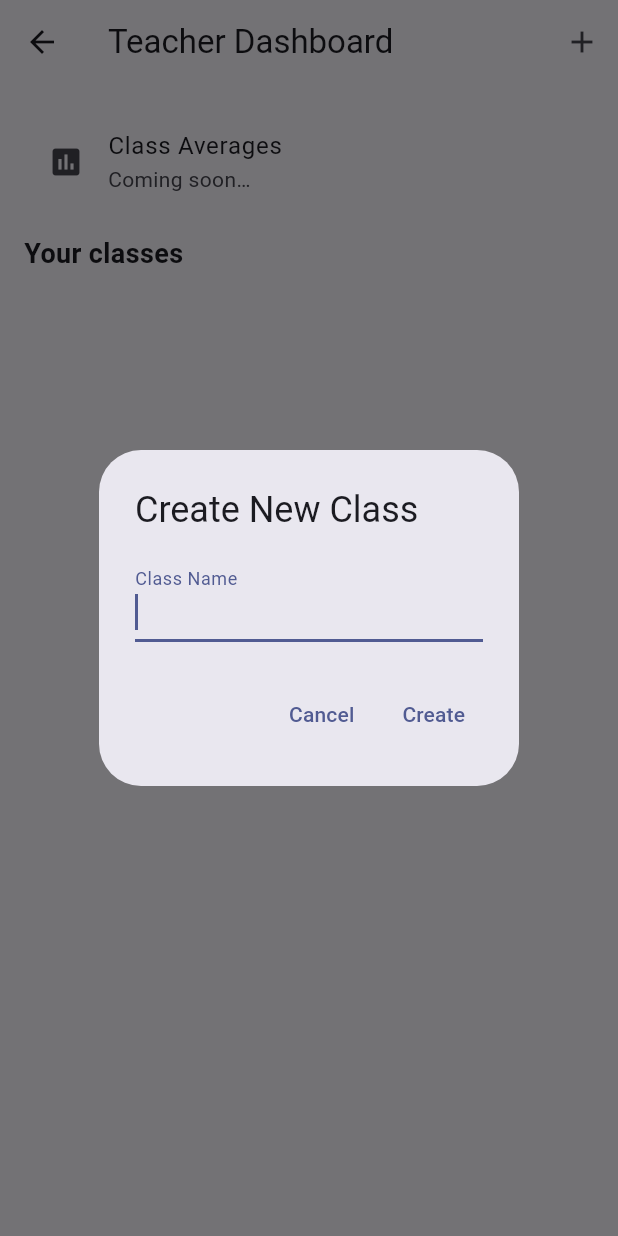
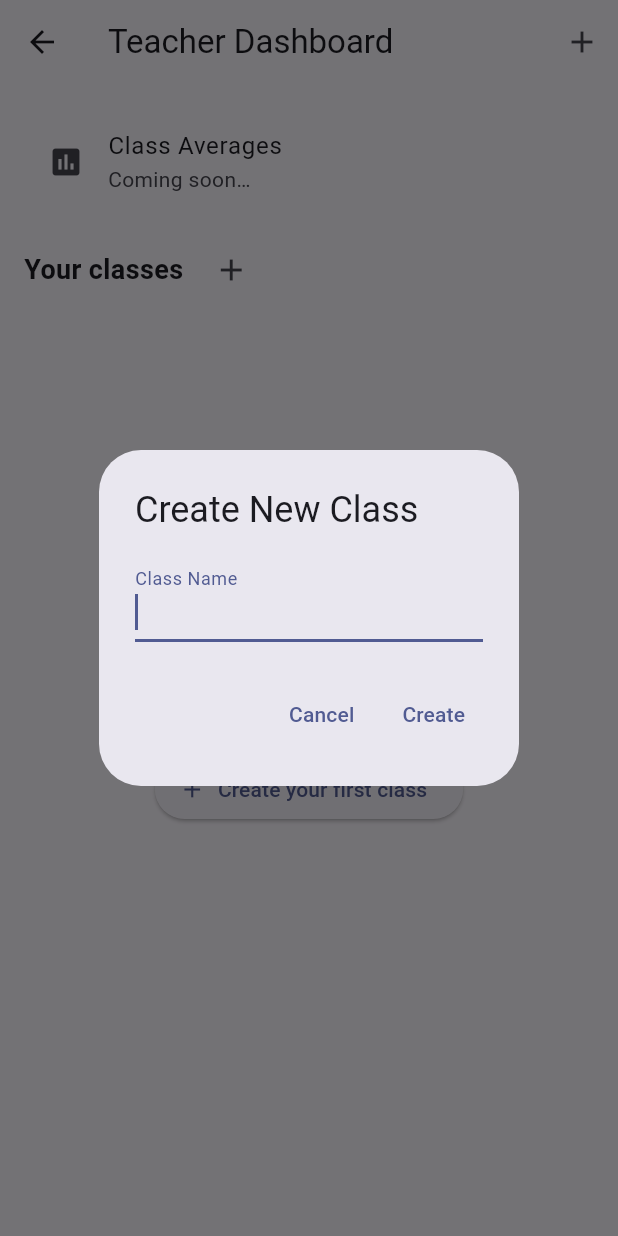
Before and after one commit to jasn17/CPSC_4150_ReadRight_App, a Flutter app: the TeacherDashboardScreen screen opened directly, after a tap on the "add" icon, on a phone screen of 412 x 824 dp. Run offline on Flutter 3.47's test engine with Material 3 defaults, Android fonts, the phone set to English and light mode, and no system bars; our stand-ins replace firebase_auth, firebase_core, firebase_database, shared_preferences, sqflite; accounts and stored records are empty.

Commit message:
Update to Teacher Dashboard and Word List
This push essentially just allows teachers to now add new classes to their dashboard (in addition to students). Additionally, the word lists are now separated on the word list screen so that each list is in a collapsable menu. This way, the UI looks much cleaner and doesn't list all of them out in an unclear fashion.

```diff
--- a/read_right_app/lib/models/word_list_model.dart
+++ b/read_right_app/lib/models/word_list_model.dart
@@ -20,33 +20,67 @@ class WordListModel extends ChangeNotifier {
   String? _selectedList;
   WordItem? _currentTarget;
 
-  List<String> get lists => _byList.keys.toList()..sort();
+  List<String> get lists => _byList.keys.toList()..sort(_naturalSort);
   String? get selectedList => _selectedList;
   List<WordItem> get wordsInSelected =>
       _selectedList == null ? [] : (_byList[_selectedList] ?? []);
   WordItem? get currentTarget => _currentTarget;
 
+  // Returns the words for a specific list without changing selection.
+  List<WordItem> wordsFor(String list) => _byList[list] ?? [];
+
   Future<void> loadFromAssets({String path = 'assets/seed_words.csv'}) async {
     final csv = await rootBundle.loadString(path);
-    // Expect CSV header: list,word,sentence (extra columns are ignored)
     final lines = const LineSplitter().convert(csv);
     if (lines.isEmpty) return;
-    final dataLines = (lines.first.toLowerCase().contains('list,word'))
-        ? lines.skip(1)
-        : lines;
 
+    // Detect format. If header looks like "list,word,sentence" use simple parser.
+    final hasSimpleHeader = lines.first.toLowerCase().contains('list,word');
+    if (hasSimpleHeader) {
+      final dataLines = lines.skip(1);
       for (final line in dataLines) {
         if (line.trim().isEmpty) continue;
         final parts = _safeSplitCsv(line);
         if (parts.isEmpty) continue;
-      final list = (parts.length > 0 ? parts[0] : 'Default').trim();
+        final list = (parts.isNotEmpty ? parts[0] : 'Default').trim();
         final word = (parts.length > 1 ? parts[1] : '').trim();
         final sentence = (parts.length > 2 ? parts[2] : '').trim();
         if (word.isEmpty) continue;
+        _byList.putIfAbsent(list, () => []).add(WordItem(list: list, word: word, sentence: sentence));
+      }
+    } else {
+      // Parse seed_words.csv format where lines like ",LIST N,..." mark section starts
+      String? currentList;
+      for (final rawLine in lines) {
+        final line = rawLine.trimRight();
+        if (line.isEmpty) continue;
+        final parts = _safeSplitCsv(line);
+        if (parts.isEmpty) continue;
 
-      final wi = WordItem(list: list, word: word, sentence: sentence);
-      _byList.putIfAbsent(list, () => []).add(wi);
+        // Identify a list marker in any column (commonly column 1)
+        final markerIndex = parts.indexWhere((p) => p.trim().toUpperCase().startsWith('LIST '));
+        if (markerIndex != -1) {
+          // Normalize title like "LIST 1" → "List 1"
+          final title = parts[markerIndex].trim();
+          currentList = title.substring(0, 1).toUpperCase() + title.substring(1).toLowerCase();
+          _byList.putIfAbsent(currentList, () => []);
+          continue;
         }
+
+        // If inside a list, collect non-empty tokens from all columns as words
+        if (currentList != null) {
+          for (final token in parts.map((p) => p.trim())) {
+            if (token.isEmpty) continue;
+            if (_isSectionToken(token)) continue; // skip markers like vowels or headers
+            // Add as a word with no sentence
+            _byList.putIfAbsent(currentList, () => []).add(
+              WordItem(list: currentList, word: token, sentence: ''),
+            );
+          }
+        }
+      }
+    }
+
     // Select the first list by default
     _selectedList ??= lists.isNotEmpty ? lists.first : null;
     notifyListeners();
@@ -81,4 +115,26 @@ class WordListModel extends ChangeNotifier {
     out.add(buf.toString());
     return out;
   }
+
+  bool _isSectionToken(String s) {
+    final u = s.toUpperCase();
+    if (u.startsWith('LIST ')) return true;
+    // Skip single vowel markers often present in the CSV
+    if (u.length == 1 && {'A', 'E', 'I', 'O', 'U'}.contains(u)) return true;
+    // Skip known headers
+    if ({'DOLCH', 'PHONICS BASIC', 'PHONICS/MINIMAL PAIRS'}.contains(u)) return true;
+    return false;
   }
+
+  int _naturalSort(String a, String b) {
+    // Sort "List 1", "List 2", ... numerically if possible, else lexicographically
+    int? numA;
+    int? numB;
+    final ra = RegExp(r'\d+').firstMatch(a);
+    final rb = RegExp(r'\d+').firstMatch(b);
+    if (ra != null) numA = int.tryParse(ra.group(0)!);
+    if (rb != null) numB = int.tryParse(rb.group(0)!);
+    if (numA != null && numB != null) return numA.compareTo(numB);
+    return a.compareTo(b);
+  }
+}
--- a/read_right_app/lib/screens/teacher_dashboard_screen.dart
+++ b/read_right_app/lib/screens/teacher_dashboard_screen.dart
@@ -50,10 +50,13 @@ class _TeacherDashboardScreenState extends State<TeacherDashboardScreen> {
     if (result == true && nameController.text.trim().isNotEmpty) {
       try {
         final authService = context.read<AuthModel>().authService;
-        await authService.createClass(
+        final newClassId = await authService.createClass(
           teacherUid: teacherUid,
           className: nameController.text.trim(),
         );
+        setState(() {
+          _selectedClassId = newClassId;
+        });
         _refresh();
         if (mounted) {
           ScaffoldMessenger.of(context).showSnackBar(
@@ -181,7 +184,17 @@ class _TeacherDashboardScreenState extends State<TeacherDashboardScreen> {
               subtitle: Text('Coming soon…'),
             ),
             const SizedBox(height: 12),
-            const Text('Your classes', style: TextStyle(fontSize: 18, fontWeight: FontWeight.bold)),
+            Row(
+              children: [
+                const Text('Your classes', style: TextStyle(fontSize: 18, fontWeight: FontWeight.bold)),
+                const SizedBox(width: 8),
+                IconButton(
+                  icon: const Icon(Icons.add),
+                  tooltip: 'Create Class',
+                  onPressed: () => _showCreateClassDialog(context, auth.uid ?? ''),
+                ),
+              ],
+            ),
             const SizedBox(height: 8),
             Expanded(
               key: ValueKey(_refreshKey),
@@ -194,7 +207,20 @@ class _TeacherDashboardScreenState extends State<TeacherDashboardScreen> {
                   if (snap.hasError) return Text('Error: ${snap.error}');
                   final classes = snap.data ?? [];
                   if (classes.isEmpty) {
-                    return const Center(child: Text('No classes yet. Tap + to create one.'));
+                    return Center(
+                      child: Column(
+                        mainAxisAlignment: MainAxisAlignment.center,
+                        children: [
+                          const Text('No classes yet.'),
+                          const SizedBox(height: 12),
+                          ElevatedButton.icon(
+                            icon: const Icon(Icons.add),
+                            label: const Text('Create your first class'),
+                            onPressed: () => _showCreateClassDialog(context, auth.uid ?? ''),
+                          ),
+                        ],
+                      ),
+                    );
                   }
                   // Show all classes in a dropdown, then students for selected class
                   final currentClass = _selectedClassId != null
```
Also changed, not shown: read_right_app/lib/screens/word_lists_screen.dart (+36 -31 lines), 1 other file. Lines whose indentation alone changed are shown as unchanged.
